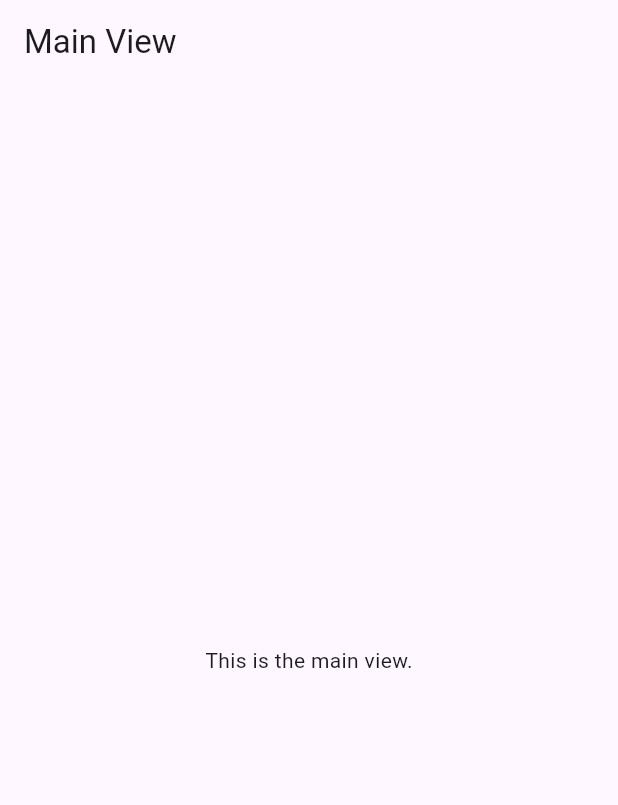
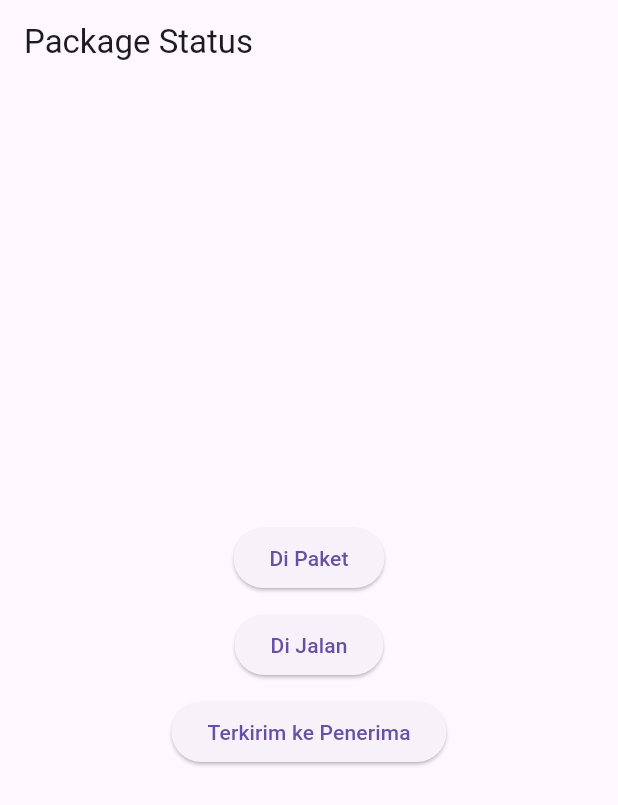
Before and after one commit to kfahmi77/my-flutter-project, a Flutter app: the screen it shows after launch, on a phone screen of 412 x 824 dp. Shown: the top 805 px of the screen. Run offline on Flutter 3.47's test engine with Material 3 defaults, Android fonts, the phone set to English and light mode, and no system bars; our stand-ins replace flutter_bloc.

Commit message:
create state

```diff
--- a/lib/main.dart
+++ b/lib/main.dart
@@ -1,36 +1,101 @@
 import 'package:flutter/material.dart';
+import 'package:flutter_bloc/flutter_bloc.dart';
 
 void main() {
-  runApp(const MyApp());
+  runApp(const MaterialApp(home: PackageStatusScreen()));
 }
 
-class MyApp extends StatelessWidget {
-  const MyApp({super.key});
+// Events
+abstract class StatusEvent {}
+class UpdateStatus extends StatusEvent {
+  final String status;
+  UpdateStatus(this.status);
+}
 
-  @override
-  Widget build(BuildContext context) {
-    return MaterialApp(
-      title: 'Flutter Main',
-      theme: ThemeData(
-        primarySwatch: Colors.blue,
-      ),
-      home: const MainView(),
+// States
+class StatusState {
+  final String? currentStatus;
+  final String? loadingStatus;
+
+  StatusState({this.currentStatus, this.loadingStatus});
+
+  StatusState copyWith({String? currentStatus, String? loadingStatus}) {
+    return StatusState(
+      currentStatus: currentStatus ?? this.currentStatus,
+      loadingStatus: loadingStatus,
     );
   }
 }
 
-class MainView extends StatelessWidget {
-  const MainView({super.key});
+// BLoC
+class StatusBloc extends Bloc<StatusEvent, StatusState> {
+  StatusBloc() : super(StatusState()) {
+    on<UpdateStatus>((event, emit) async {
+      emit(state.copyWith(loadingStatus: event.status));
+      // Simulate API call
+      await Future.delayed(const Duration(seconds: 2));
+      emit(state.copyWith(currentStatus: event.status, loadingStatus: null));
+    });
+  }
+}
+
+// UI
+class PackageStatusScreen extends StatelessWidget {
+  const PackageStatusScreen({super.key});
 
   @override
   Widget build(BuildContext context) {
-    return Scaffold(
-      appBar: AppBar(
-        title: const Text('Main View'),
-      ),
-      body: const Center(
-        child: Text('This is the main view.'),
+    return BlocProvider(
+      create: (context) => StatusBloc(),
+      child: Scaffold(
+        appBar: AppBar(title: const Text('Package Status')),
+        body: Center(
+          child: BlocConsumer<StatusBloc, StatusState>(
+            listener: (context, state) {
+              if (state.currentStatus != null && state.loadingStatus == null) {
+                ScaffoldMessenger.of(context).showSnackBar(
+                  SnackBar(content: Text('Status updated to: ${state.currentStatus}')),
+                );
+              }
+            },
+            builder: (context, state) {
+              return Column(
+                mainAxisAlignment: MainAxisAlignment.center,
+                children: [
+                  _buildStatusButton(context, state, 'Di Paket'),
+                  const SizedBox(height: 10),
+                  _buildStatusButton(context, state, 'Di Jalan'),
+                  const SizedBox(height: 10),
+                  _buildStatusButton(context, state, 'Terkirim ke Penerima'),
+                  const SizedBox(height: 20),
+                  if (state.currentStatus != null)
+                    Text('Status saat ini: ${state.currentStatus}',
+                         style: const TextStyle(fontSize: 18)),
+                ],
+              );
+            },
+          ),
+        ),
       ),
     );
   }
+
+  Widget _buildStatusButton(BuildContext context, StatusState state, String status) {
+    bool isLoading = state.loadingStatus == status;
+    return ElevatedButton(
+      onPressed: isLoading
+        ? null
+        : () => context.read<StatusBloc>().add(UpdateStatus(status)),
+      child: isLoading
+        ? const SizedBox(
+            width: 20,
+            height: 20,
+            child: CircularProgressIndicator(
+              strokeWidth: 2,
+              valueColor: AlwaysStoppedAnimation<Color>(Colors.white),
+            ),
+          )
+        : Text(status),
+    );
+  }
 }
--- a/pubspec.yaml
+++ b/pubspec.yaml
@@ -35,6 +35,11 @@ dependencies:
   # The following adds the Cupertino Icons font to your application.
   # Use with the CupertinoIcons class for iOS style icons.
   cupertino_icons: ^1.0.6
+  flutter_blob: ^0.0.1
+  freezed: ^2.5.2
+  build_runner: ^2.4.11
+  freezed_annotation: ^2.4.4
+  flutter_bloc: ^8.1.6
 
 dev_dependencies:
   flutter_test:
```
Also changed, not shown: pubspec.lock, 1 other file.
